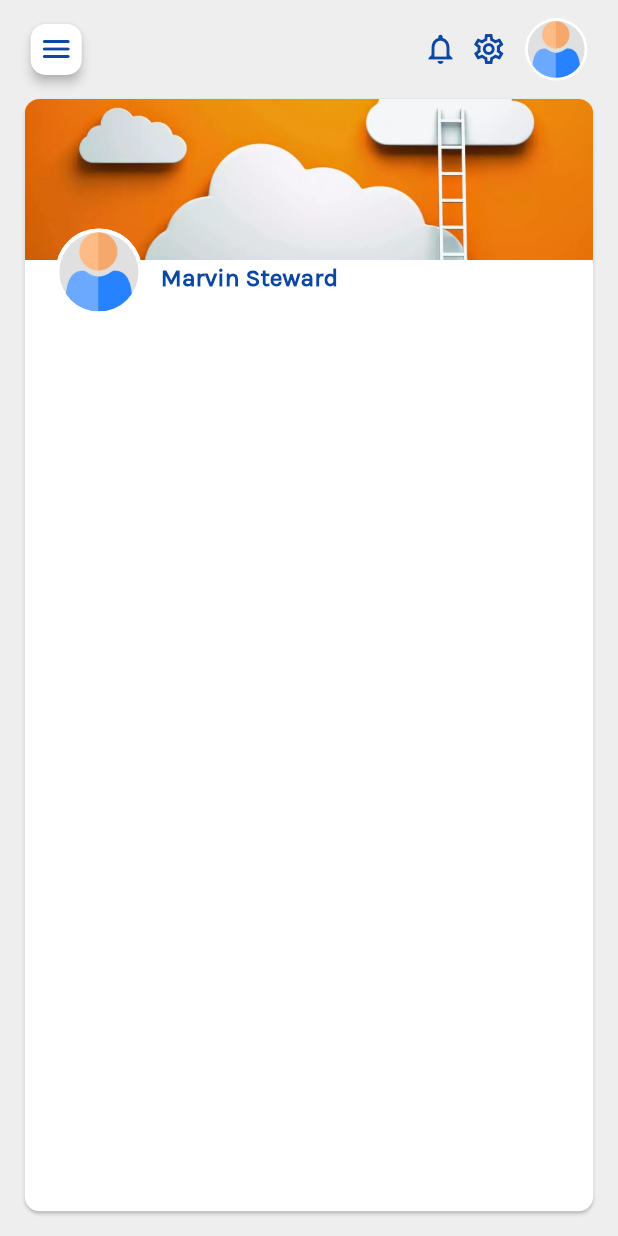
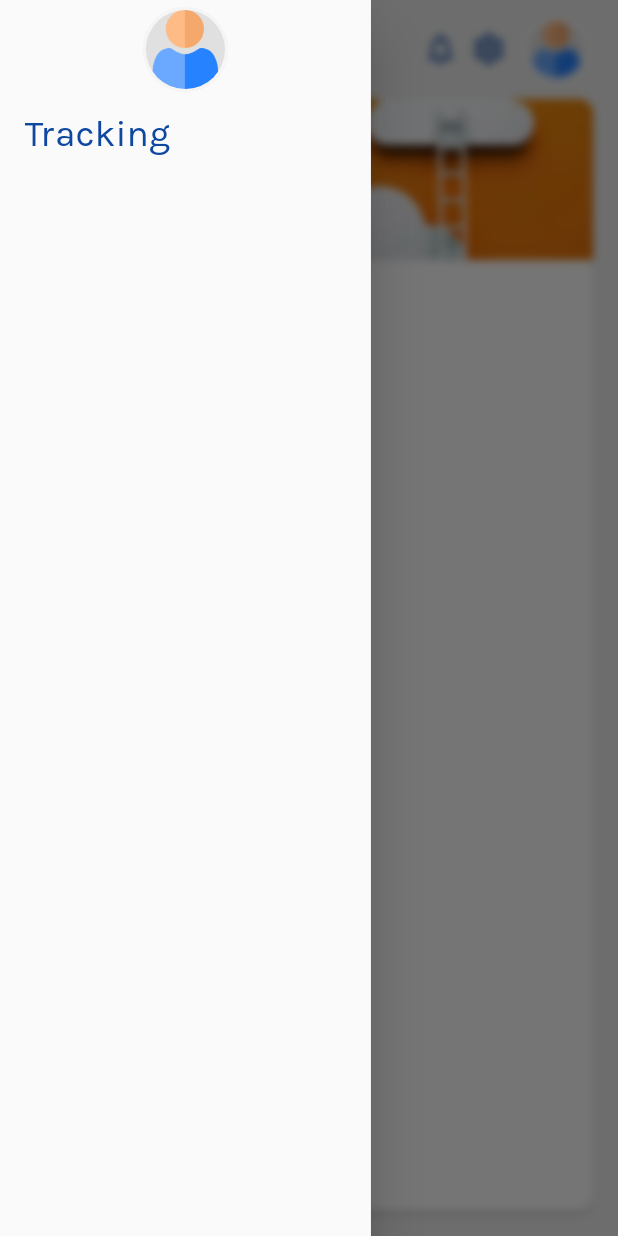
Before and after one commit to tazsid/Test-App-New, a Flutter app: the screen it shows after launch, with the side drawer open (before the commit the screen has no drawer), on a phone screen of 412 x 824 dp. Run offline on Flutter 3.47's test engine with Material 2 defaults, Android fonts, the phone set to English and light mode, and no system bars; our stand-ins replace flutter_svg, get, get_storage, google_maps_flutter, location, permission_handler.

Commit message:
updated code

```diff
--- a/lib/routes/route_generator.dart
+++ b/lib/routes/route_generator.dart
@@ -4,6 +4,7 @@ import 'package:flutter/services.dart';
 import 'package:test_app/routes/routes.dart';
 import 'package:test_app/views/dashboard.dart';
 import 'package:test_app/views/home.dart';
+import 'package:test_app/views/maps.dart';
 import 'package:test_app/views/sign_up.dart';
 import 'package:test_app/views/login.dart';
 
@@ -21,6 +22,9 @@ class RouteGenerator {
       case Routes.home:
         return CupertinoPageRoute(
             settings: settings, builder: (context) => Home());
+      case Routes.maps:
+        return CupertinoPageRoute(
+            settings: settings, builder: (context) => Maps());
       default:
       // return _errorRoute();
     }
--- a/lib/routes/routes.dart
+++ b/lib/routes/routes.dart
@@ -3,4 +3,5 @@ class Routes {
   static const String signup = '/signup';
   static const String dashboard = '/dashboard';
   static const String home = '/home';
+  static const String maps = '/maps';
 }
--- a/lib/views/home.dart
+++ b/lib/views/home.dart
@@ -7,6 +7,7 @@ import 'package:get/get.dart';
 import 'package:test_app/common/colors.dart';
 import 'package:test_app/common/size_config.dart';
 import 'package:test_app/common/utils.dart';
+import 'package:test_app/routes/routes.dart';
 
 class Home extends StatefulWidget {
   @override
@@ -29,7 +30,62 @@ class _HomeState extends State<Home> {
       },
       child: Scaffold(
           backgroundColor: Colors.grey.shade200,
-          body: SafeArea(
+          drawer: SafeArea(
+            child: BackdropFilter(
+              filter: ImageFilter.blur(
+                sigmaX: 3.0,
+                sigmaY: 3.0,
+              ),
+              child: Container(
+                  // height: double.infinity,
+                  color: Colors.white,
+                  width: SizeConfig.screenWidth * 0.6,
+                  child: Drawer(
+                    child: Column(
+                      children: [
+                        SizedBox(
+                          height: SizeConfig.screenHeight * 0.08,
+                          width: SizeConfig.screenHeight * 0.08,
+                          child: Card(
+                            shape: const CircleBorder(),
+                            clipBehavior: Clip.antiAlias,
+                            elevation: 0,
+                            child: CircleAvatar(
+                              radius: SizeConfig.screenHeight * 0.08,
+                              backgroundColor: Colors.grey.shade100,
+                              child: CircleAvatar(
+                                radius: SizeConfig.screenHeight * 0.032,
+                                backgroundColor: Colors.grey[300],
+                                backgroundImage:
+                                    const AssetImage('assets/png/user.png'),
+                              ),
+                            ),
+                          ),
+                        ),
+                        InkWell(
+                          onTap: () {
+                            Get.toNamed(Routes.maps);
+                          },
+                          child: Container(
+                            alignment: Alignment.centerLeft,
+                            padding: EdgeInsets.only(
+                                left: SizeConfig.screenWidth * 0.04,
+                                top: SizeConfig.screenHeight * 0.01,
+                                bottom: SizeConfig.screenHeight * 0.01,
+                                right: SizeConfig.screenWidth * 0.04),
+                            child: Utils.textView(
+                                text: 'Tracking',
+                                textColor: Colors.blue.shade900,
+                                fontSize: SizeConfig.blockSizeVertical * 3.0),
+                          ),
+                        ),
+                      ],
+                    ),
+                  )),
+            ),
+          ),
+          body: Builder(builder: (context) {
+            return SafeArea(
               child: Column(
                 children: [
                   // height: AppBar().preferredSize.height * 1.5,
@@ -43,11 +99,17 @@ class _HomeState extends State<Home> {
                       Card(
                         elevation: 3,
                         shape: const RoundedRectangleBorder(
-                          borderRadius: BorderRadius.all(Radius.circular(10))),
+                            borderRadius:
+                                BorderRadius.all(Radius.circular(10))),
+                        child: InkWell(
+                          onTap: () {
+                            Scaffold.of(context).openDrawer();
+                          },
                           child: Padding(
                             padding: const EdgeInsets.all(5.0),
                             child: Icon(Icons.menu_rounded,
                                 color: Colors.blue.shade900),
+                          ),
                         ),
                       ),
                       const Spacer(),
@@ -56,7 +118,8 @@ class _HomeState extends State<Home> {
                       SizedBox(
                         width: SizeConfig.screenHeight * 0.01,
                       ),
-                    Icon(Icons.settings_outlined, color: Colors.blue.shade900),
+                      Icon(Icons.settings_outlined,
+                          color: Colors.blue.shade900),
                       SizedBox(
                         width: SizeConfig.screenHeight * 0.01,
                       ),
@@ -109,13 +172,15 @@ class _HomeState extends State<Home> {
                                           SizedBox(
                                             height:
                                                 SizeConfig.screenHeight * 0.08,
-                                          width: SizeConfig.screenHeight * 0.08,
+                                            width:
+                                                SizeConfig.screenHeight * 0.08,
                                             child: Card(
                                               shape: const CircleBorder(),
                                               clipBehavior: Clip.antiAlias,
                                               elevation: 0,
                                               child: CircleAvatar(
-                                              radius: SizeConfig.screenHeight *
+                                                radius:
+                                                    SizeConfig.screenHeight *
                                                         0.08,
                                                 backgroundColor: Colors.white,
                                                 child: CircleAvatar(
@@ -163,7 +228,8 @@ class _HomeState extends State<Home> {
                           )))
                 ],
               ),
-          )),
+            );
+          })),
     );
   }
 }
--- a/pubspec.yaml
+++ b/pubspec.yaml
@@ -15,6 +15,9 @@ dependencies:
   http: ^0.13.3
   get: ^4.3.4
   get_storage: ^2.0.3
+  google_maps_flutter: ^2.0.6
+  location: ^4.3.0
+  permission_handler: ^7.0.0
 
   cupertino_icons: ^1.0.2
 
```
Also changed, not shown: lib/views/maps.dart (added, +312 -0 lines), assets/png/marker.png (added), pubspec.lock, 2 other files. Lines whose indentation alone changed are shown as unchanged.
